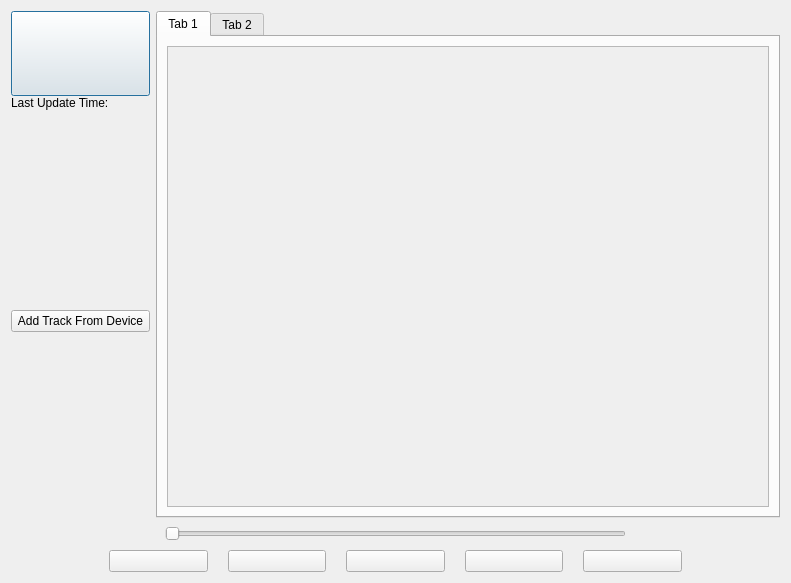
First picture: the form in src/mainpage.ui, repository NiskashY/AudioPlayer, before the edit.
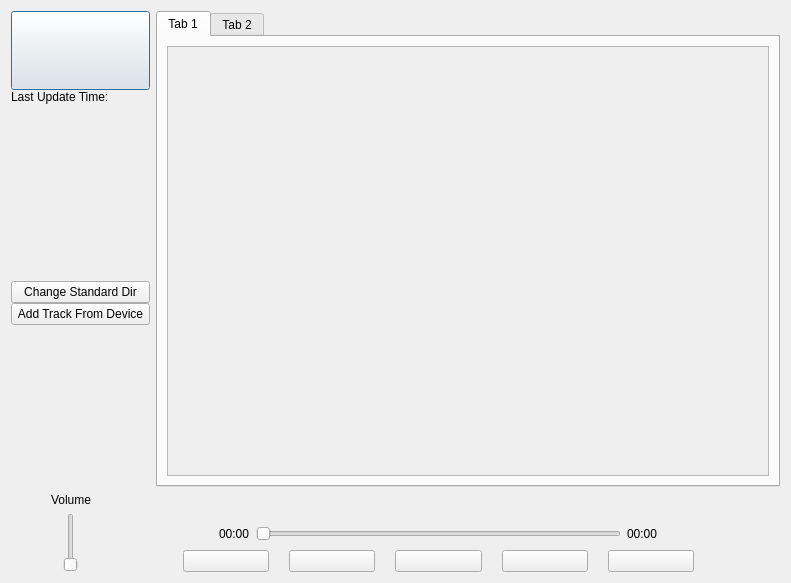
Second picture: the form after the edit.

Commit message: finish player, added default folder selection

What changed in the file:
```diff
--- a/src/mainpage.ui
+++ b/src/mainpage.ui
@@ -96,6 +96,13 @@
              </property>
             </spacer>
            </item>
+           <item>
+            <widget class="QPushButton" name="changeDirButton">
+             <property name="text">
+              <string>Change Standard Dir</string>
+             </property>
+            </widget>
+           </item>
            <item>
             <layout class="QHBoxLayout" name="SearchLayout" stretch="3">
              <property name="sizeConstraint">
@@ -167,7 +174,7 @@
                     <x>0</x>
                     <y>0</y>
                     <width>590</width>
-                    <height>419</height>
+                    <height>411</height>
                    </rect>
                   </property>
                   <layout class="QVBoxLayout" name="verticalLayout_3">
@@ -218,14 +225,89 @@
       </layout>
      </item>
      <item>
-      <layout class="QHBoxLayout" name="BottomWindowLayout" stretch="1,10">
+      <layout class="QHBoxLayout" name="BottomWindowLayout" stretch="0,1,10">
        <item>
-        <layout class="QHBoxLayout" name="SettingsLayout"/>
+        <spacer name="horizontalSpacer_3">
+         <property name="orientation">
+          <enum>Qt::Horizontal</enum>
+         </property>
+         <property name="sizeHint" stdset="0">
+          <size>
+           <width>40</width>
+           <height>20</height>
+          </size>
+         </property>
+        </spacer>
        </item>
        <item>
-        <layout class="QVBoxLayout" name="SongPlayerLayout">
+        <layout class="QVBoxLayout" name="volumeLayout">
          <item>
-          <layout class="QHBoxLayout" name="SliderLayout" stretch="1,3,1">
+          <widget class="QLabel" name="label">
+           <property name="text">
+            <string>Volume</string>
+           </property>
+           <property name="alignment">
+            <set>Qt::AlignCenter</set>
+           </property>
+          </widget>
+         </item>
+         <item>
+          <layout class="QHBoxLayout" name="volumeSliderLayout">
+           <item>
+            <widget class="QSlider" name="verticalSlider">
+             <property name="maximum">
+              <number>100</number>
+             </property>
+             <property name="orientation">
+              <enum>Qt::Vertical</enum>
+             </property>
+            </widget>
+           </item>
+          </layout>
+         </item>
+        </layout>
+       </item>
+       <item>
+        <layout class="QVBoxLayout" name="SongPlayerLayout" stretch="1,1,2">
+         <item>
+          <layout class="QHBoxLayout" name="SongNameLayout">
+           <item>
+            <spacer name="horizontalSpacer">
+             <property name="orientation">
+              <enum>Qt::Horizontal</enum>
+             </property>
+             <property name="sizeHint" stdset="0">
+              <size>
+               <width>40</width>
+               <height>20</height>
+              </size>
+             </property>
+            </spacer>
+           </item>
+           <item>
+            <widget class="QLabel" name="songNameLabel">
+             <property name="text">
+              <string/>
+             </property>
+            </widget>
+           </item>
+           <item>
+            <spacer name="horizontalSpacer_2">
+             <property name="orientation">
+              <enum>Qt::Horizontal</enum>
+             </property>
+             <property name="sizeHint" stdset="0">
+              <size>
+               <width>40</width>
+               <height>20</height>
+              </size>
+             </property>
+            </spacer>
+           </item>
+          </layout>
+         </item>
+         <item>
+          <layout class="QHBoxLayout" name="SliderLayout" stretch="1,0,3,0,1">
            <item>
             <spacer name="horizontalSpacer_11">
              <property name="orientation">
@@ -239,6 +321,19 @@
              </property>
             </spacer>
            </item>
+           <item>
+            <widget class="QLabel" name="currentTimeLabel">
+             <property name="sizePolicy">
+              <sizepolicy hsizetype="Fixed" vsizetype="Fixed">
+               <horstretch>0</horstretch>
+               <verstretch>0</verstretch>
+              </sizepolicy>
+             </property>
+             <property name="text">
+              <string>00:00</string>
+             </property>
+            </widget>
+           </item>
            <item>
             <widget class="QSlider" name="songSlider">
              <property name="orientation">
@@ -246,6 +341,19 @@
              </property>
             </widget>
            </item>
+           <item>
+            <widget class="QLabel" name="totalTimeLabel">
+             <property name="sizePolicy">
+              <sizepolicy hsizetype="Fixed" vsizetype="Fixed">
+               <horstretch>0</horstretch>
+               <verstretch>0</verstretch>
+              </sizepolicy>
+             </property>
+             <property name="text">
+              <string>00:00</string>
+             </property>
+            </widget>
+           </item>
            <item>
             <spacer name="horizontalSpacer_12">
              <property name="orientation">
```
Left out of the diff: 2 changed lines with no effect on the pictures. The commit also changes 68 other files.
